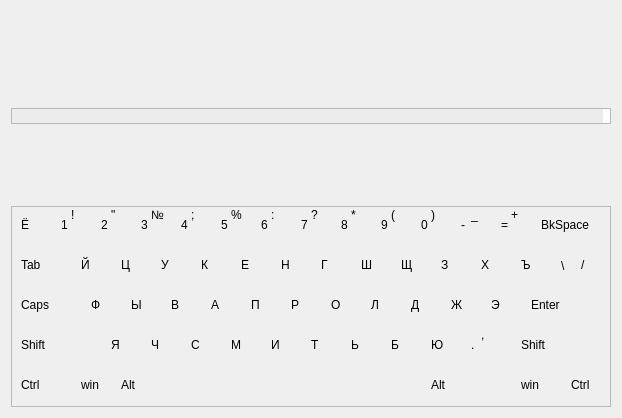
First picture: the form in tstamina.ui, repository zeal18/qstamina, before the edit.
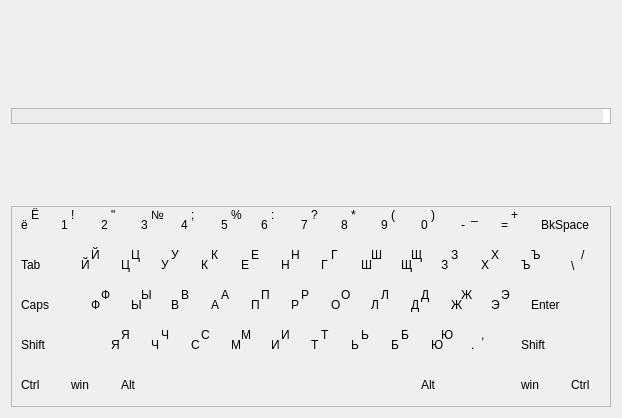
Second picture: the form after the edit. Icons and pictures are not drawn.

```diff
--- a/tstamina.ui
+++ b/tstamina.ui
@@ -144,8 +144,8 @@
       <widget class="QLabel" name="letter_16">
        <property name="geometry">
         <rect>
-         <x>200</x>
-         <y>90</y>
+         <x>210</x>
+         <y>80</y>
          <width>21</width>
          <height>17</height>
         </rect>
@@ -160,8 +160,8 @@
       <widget class="QLabel" name="letter_13">
        <property name="geometry">
         <rect>
-         <x>80</x>
-         <y>90</y>
+         <x>90</x>
+         <y>80</y>
          <width>16</width>
          <height>17</height>
         </rect>
@@ -176,8 +176,8 @@
       <widget class="QLabel" name="letter_14">
        <property name="geometry">
         <rect>
-         <x>120</x>
-         <y>90</y>
+         <x>130</x>
+         <y>80</y>
          <width>16</width>
          <height>17</height>
         </rect>
@@ -192,8 +192,8 @@
       <widget class="QLabel" name="letter_15">
        <property name="geometry">
         <rect>
-         <x>160</x>
-         <y>90</y>
+         <x>170</x>
+         <y>80</y>
          <width>21</width>
          <height>17</height>
         </rect>
@@ -208,8 +208,8 @@
       <widget class="QLabel" name="letter_1">
        <property name="geometry">
         <rect>
-         <x>70</x>
-         <y>50</y>
+         <x>80</x>
+         <y>40</y>
          <width>21</width>
          <height>17</height>
         </rect>
@@ -224,8 +224,8 @@
       <widget class="QLabel" name="letter_2">
        <property name="geometry">
         <rect>
-         <x>110</x>
-         <y>50</y>
+         <x>120</x>
+         <y>40</y>
          <width>21</width>
          <height>17</height>
         </rect>
@@ -240,8 +240,8 @@
       <widget class="QLabel" name="letter_3">
        <property name="geometry">
         <rect>
-         <x>150</x>
-         <y>50</y>
+         <x>160</x>
+         <y>40</y>
          <width>16</width>
          <height>17</height>
         </rect>
@@ -256,8 +256,8 @@
       <widget class="QLabel" name="letter_4">
        <property name="geometry">
         <rect>
-         <x>190</x>
-         <y>50</y>
+         <x>200</x>
+         <y>40</y>
          <width>16</width>
          <height>17</height>
         </rect>
@@ -272,8 +272,8 @@
       <widget class="QLabel" name="letter_24">
        <property name="geometry">
         <rect>
-         <x>100</x>
-         <y>130</y>
+         <x>110</x>
+         <y>120</y>
          <width>16</width>
          <height>17</height>
         </rect>
@@ -288,8 +288,8 @@
       <widget class="QLabel" name="letter_25">
        <property name="geometry">
         <rect>
-         <x>140</x>
-         <y>130</y>
+         <x>150</x>
+         <y>120</y>
          <width>16</width>
          <height>17</height>
         </rect>
@@ -304,8 +304,8 @@
       <widget class="QLabel" name="letter_26">
        <property name="geometry">
         <rect>
-         <x>180</x>
-         <y>130</y>
+         <x>190</x>
+         <y>120</y>
          <width>21</width>
          <height>17</height>
         </rect>
@@ -317,27 +317,11 @@
         <string>С</string>
        </property>
       </widget>
-      <widget class="QLabel" name="letter_27">
-       <property name="geometry">
-        <rect>
-         <x>220</x>
-         <y>130</y>
-         <width>21</width>
-         <height>17</height>
-        </rect>
-       </property>
-       <property name="styleSheet">
-        <string notr="true">background-image: url();</string>
-       </property>
-       <property name="text">
-        <string>М</string>
-       </property>
-      </widget>
-      <widget class="QLabel" name="letter_5">
+      <widget class="QLabel" name="key_27U">
        <property name="geometry">
         <rect>
          <x>230</x>
-         <y>50</y>
+         <y>120</y>
          <width>21</width>
          <height>17</height>
         </rect>
@@ -346,14 +330,30 @@
         <string notr="true">background-image: url();</string>
        </property>
        <property name="text">
-        <string>Е</string>
+        <string>М</string>
        </property>
       </widget>
       <widget class="QLabel" name="letter_17">
        <property name="geometry">
         <rect>
          <x>240</x>
-         <y>90</y>
+         <y>40</y>
+         <width>21</width>
+         <height>17</height>
+        </rect>
+       </property>
+       <property name="styleSheet">
+        <string notr="true">background-image: url();</string>
+       </property>
+       <property name="text">
+        <string>Е</string>
+       </property>
+      </widget>
+      <widget class="QLabel" name="key_17U">
+       <property name="geometry">
+        <rect>
+         <x>250</x>
+         <y>80</y>
          <width>21</width>
          <height>17</height>
         </rect>
@@ -365,27 +365,27 @@
         <string>П</string>
        </property>
       </widget>
-      <widget class="QLabel" name="letter_6">
-       <property name="geometry">
-        <rect>
-         <x>270</x>
-         <y>50</y>
-         <width>16</width>
-         <height>17</height>
-        </rect>
-       </property>
-       <property name="styleSheet">
-        <string notr="true">background-image: url();</string>
-       </property>
-       <property name="text">
-        <string>Н</string>
-       </property>
-      </widget>
-      <widget class="QLabel" name="letter_18">
+      <widget class="QLabel" name="key_6U">
        <property name="geometry">
         <rect>
          <x>280</x>
-         <y>90</y>
+         <y>40</y>
+         <width>16</width>
+         <height>17</height>
+        </rect>
+       </property>
+       <property name="styleSheet">
+        <string notr="true">background-image: url();</string>
+       </property>
+       <property name="text">
+        <string>Н</string>
+       </property>
+      </widget>
+      <widget class="QLabel" name="key_18U">
+       <property name="geometry">
+        <rect>
+         <x>290</x>
+         <y>80</y>
          <width>16</width>
          <height>17</height>
         </rect>
@@ -400,8 +400,8 @@
       <widget class="QLabel" name="letter_29">
        <property name="geometry">
         <rect>
-         <x>300</x>
-         <y>130</y>
+         <x>310</x>
+         <y>120</y>
          <width>21</width>
          <height>17</height>
         </rect>
@@ -416,8 +416,8 @@
       <widget class="QLabel" name="letter_28">
        <property name="geometry">
         <rect>
-         <x>260</x>
-         <y>130</y>
+         <x>270</x>
+         <y>120</y>
          <width>21</width>
          <height>17</height>
         </rect>
@@ -429,27 +429,27 @@
         <string>И</string>
        </property>
       </widget>
-      <widget class="QLabel" name="letter_7">
-       <property name="geometry">
-        <rect>
-         <x>310</x>
-         <y>50</y>
-         <width>21</width>
-         <height>17</height>
-        </rect>
-       </property>
-       <property name="styleSheet">
-        <string notr="true">background-image: url();</string>
-       </property>
-       <property name="text">
-        <string>Г</string>
-       </property>
-      </widget>
-      <widget class="QLabel" name="letter_19">
+      <widget class="QLabel" name="key_7U">
        <property name="geometry">
         <rect>
          <x>320</x>
-         <y>90</y>
+         <y>40</y>
+         <width>21</width>
+         <height>17</height>
+        </rect>
+       </property>
+       <property name="styleSheet">
+        <string notr="true">background-image: url();</string>
+       </property>
+       <property name="text">
+        <string>Г</string>
+       </property>
+      </widget>
+      <widget class="QLabel" name="key_19U">
+       <property name="geometry">
+        <rect>
+         <x>330</x>
+         <y>80</y>
          <width>21</width>
          <height>17</height>
         </rect>
@@ -461,27 +461,27 @@
         <string>О</string>
        </property>
       </widget>
-      <widget class="QLabel" name="letter_8">
-       <property name="geometry">
-        <rect>
-         <x>350</x>
-         <y>50</y>
-         <width>21</width>
-         <height>17</height>
-        </rect>
-       </property>
-       <property name="styleSheet">
-        <string notr="true">background-image: url();</string>
-       </property>
-       <property name="text">
-        <string>Ш</string>
-       </property>
-      </widget>
-      <widget class="QLabel" name="letter_20">
+      <widget class="QLabel" name="key_8U">
        <property name="geometry">
         <rect>
          <x>360</x>
-         <y>90</y>
+         <y>40</y>
+         <width>21</width>
+         <height>17</height>
+        </rect>
+       </property>
+       <property name="styleSheet">
+        <string notr="true">background-image: url();</string>
+       </property>
+       <property name="text">
+        <string>Ш</string>
+       </property>
+      </widget>
+      <widget class="QLabel" name="key_20U">
+       <property name="geometry">
+        <rect>
+         <x>370</x>
+         <y>80</y>
          <width>16</width>
          <height>17</height>
         </rect>
@@ -496,8 +496,8 @@
       <widget class="QLabel" name="letter_30">
        <property name="geometry">
         <rect>
-         <x>340</x>
-         <y>130</y>
+         <x>350</x>
+         <y>120</y>
          <width>21</width>
          <height>17</height>
         </rect>
@@ -512,8 +512,8 @@
       <widget class="QLabel" name="letter_9">
        <property name="geometry">
         <rect>
-         <x>390</x>
-         <y>50</y>
+         <x>400</x>
+         <y>40</y>
          <width>21</width>
          <height>17</height>
         </rect>
@@ -528,8 +528,8 @@
       <widget class="QLabel" name="letter_10">
        <property name="geometry">
         <rect>
-         <x>430</x>
-         <y>50</y>
+         <x>440</x>
+         <y>40</y>
          <width>21</width>
          <height>17</height>
         </rect>
@@ -544,8 +544,8 @@
       <widget class="QLabel" name="letter_21">
        <property name="geometry">
         <rect>
-         <x>400</x>
-         <y>90</y>
+         <x>410</x>
+         <y>80</y>
          <width>21</width>
          <height>17</height>
         </rect>
@@ -560,8 +560,8 @@
       <widget class="QLabel" name="letter_31">
        <property name="geometry">
         <rect>
-         <x>380</x>
-         <y>130</y>
+         <x>390</x>
+         <y>120</y>
          <width>21</width>
          <height>17</height>
         </rect>
@@ -576,8 +576,8 @@
       <widget class="QLabel" name="letter_22">
        <property name="geometry">
         <rect>
-         <x>440</x>
-         <y>90</y>
+         <x>450</x>
+         <y>80</y>
          <width>21</width>
          <height>17</height>
         </rect>
@@ -592,8 +592,8 @@
       <widget class="QLabel" name="letter_32">
        <property name="geometry">
         <rect>
-         <x>420</x>
-         <y>130</y>
+         <x>430</x>
+         <y>120</y>
          <width>21</width>
          <height>17</height>
         </rect>
@@ -640,8 +640,8 @@
       <widget class="QLabel" name="letter_23">
        <property name="geometry">
         <rect>
-         <x>480</x>
-         <y>90</y>
+         <x>490</x>
+         <y>80</y>
          <width>16</width>
          <height>17</height>
         </rect>
@@ -688,8 +688,8 @@
       <widget class="QLabel" name="letter_11">
        <property name="geometry">
         <rect>
-         <x>470</x>
-         <y>50</y>
+         <x>480</x>
+         <y>40</y>
          <width>21</width>
          <height>17</height>
         </rect>
@@ -704,8 +704,8 @@
       <widget class="QLabel" name="letter_12">
        <property name="geometry">
         <rect>
-         <x>510</x>
-         <y>50</y>
+         <x>520</x>
+         <y>40</y>
          <width>16</width>
          <height>17</height>
         </rect>
@@ -720,7 +720,7 @@
       <widget class="QLabel" name="label_35">
        <property name="geometry">
         <rect>
-         <x>550</x>
+         <x>560</x>
          <y>50</y>
          <width>16</width>
          <height>20</height>
@@ -737,7 +737,7 @@
        <property name="geometry">
         <rect>
          <x>570</x>
-         <y>50</y>
+         <y>40</y>
          <width>16</width>
          <height>17</height>
         </rect>
@@ -816,7 +816,7 @@
       <widget class="QLabel" name="lblLSuper">
        <property name="geometry">
         <rect>
-         <x>70</x>
+         <x>60</x>
          <y>170</y>
          <width>31</width>
          <height>17</height>
@@ -848,7 +848,7 @@
       <widget class="QLabel" name="lblRAlt">
        <property name="geometry">
         <rect>
-         <x>420</x>
+         <x>410</x>
          <y>170</y>
          <width>21</width>
          <height>17</height>
@@ -944,9 +944,9 @@
       <widget class="QLabel" name="letter_33">
        <property name="geometry">
         <rect>
-         <x>10</x>
-         <y>10</y>
-         <width>21</width>
+         <x>20</x>
+         <y>0</y>
+         <width>16</width>
          <height>17</height>
         </rect>
        </property>
@@ -1309,6 +1309,534 @@
         <string>_</string>
        </property>
       </widget>
+      <widget class="QLabel" name="key_34">
+       <property name="geometry">
+        <rect>
+         <x>10</x>
+         <y>10</y>
+         <width>16</width>
+         <height>17</height>
+        </rect>
+       </property>
+       <property name="styleSheet">
+        <string notr="true">background-image: url();</string>
+       </property>
+       <property name="text">
+        <string>ё</string>
+       </property>
+      </widget>
+      <widget class="QLabel" name="key_1">
+       <property name="geometry">
+        <rect>
+         <x>70</x>
+         <y>50</y>
+         <width>21</width>
+         <height>17</height>
+        </rect>
+       </property>
+       <property name="styleSheet">
+        <string notr="true">background-image: url();</string>
+       </property>
+       <property name="text">
+        <string>Й</string>
+       </property>
+      </widget>
+      <widget class="QLabel" name="key_2">
+       <property name="geometry">
+        <rect>
+         <x>110</x>
+         <y>50</y>
+         <width>21</width>
+         <height>17</height>
+        </rect>
+       </property>
+       <property name="styleSheet">
+        <string notr="true">background-image: url();</string>
+       </property>
+       <property name="text">
+        <string>Ц</string>
+       </property>
+      </widget>
+      <widget class="QLabel" name="key_3">
+       <property name="geometry">
+        <rect>
+         <x>150</x>
+         <y>50</y>
+         <width>16</width>
+         <height>17</height>
+        </rect>
+       </property>
+       <property name="styleSheet">
+        <string notr="true">background-image: url();</string>
+       </property>
+       <property name="text">
+        <string>У</string>
+       </property>
+      </widget>
+      <widget class="QLabel" name="key_4">
+       <property name="geometry">
+        <rect>
+         <x>190</x>
+         <y>50</y>
+         <width>16</width>
+         <height>17</height>
+        </rect>
+       </property>
+       <property name="styleSheet">
+        <string notr="true">background-image: url();</string>
+       </property>
+       <property name="text">
+        <string>К</string>
+       </property>
+      </widget>
+      <widget class="QLabel" name="key_5">
+       <property name="geometry">
+        <rect>
+         <x>230</x>
+         <y>50</y>
+         <width>21</width>
+         <height>17</height>
+        </rect>
+       </property>
+       <property name="styleSheet">
+        <string notr="true">background-image: url();</string>
+       </property>
+       <property name="text">
+        <string>Е</string>
+       </property>
+      </widget>
+      <widget class="QLabel" name="key_6">
+       <property name="geometry">
+        <rect>
+         <x>270</x>
+         <y>50</y>
+         <width>16</width>
+         <height>17</height>
+        </rect>
+       </property>
+       <property name="styleSheet">
+        <string notr="true">background-image: url();</string>
+       </property>
+       <property name="text">
+        <string>Н</string>
+       </property>
+      </widget>
+      <widget class="QLabel" name="key_7">
+       <property name="geometry">
+        <rect>
+         <x>310</x>
+         <y>50</y>
+         <width>21</width>
+         <height>17</height>
+        </rect>
+       </property>
+       <property name="styleSheet">
+        <string notr="true">background-image: url();</string>
+       </property>
+       <property name="text">
+        <string>Г</string>
+       </property>
+      </widget>
+      <widget class="QLabel" name="key_8">
+       <property name="geometry">
+        <rect>
+         <x>350</x>
+         <y>50</y>
+         <width>21</width>
+         <height>17</height>
+        </rect>
+       </property>
+       <property name="styleSheet">
+        <string notr="true">background-image: url();</string>
+       </property>
+       <property name="text">
+        <string>Ш</string>
+       </property>
+      </widget>
+      <widget class="QLabel" name="key_9">
+       <property name="geometry">
+        <rect>
+         <x>390</x>
+         <y>50</y>
+         <width>21</width>
+         <height>17</height>
+        </rect>
+       </property>
+       <property name="styleSheet">
+        <string notr="true">background-image: url();</string>
+       </property>
+       <property name="text">
+        <string>Щ</string>
+       </property>
+      </widget>
+      <widget class="QLabel" name="key_10">
+       <property name="geometry">
+        <rect>
+         <x>430</x>
+         <y>50</y>
+         <width>21</width>
+         <height>17</height>
+        </rect>
+       </property>
+       <property name="styleSheet">
+        <string notr="true">background-image: url();</string>
+       </property>
+       <property name="text">
+        <string>З</string>
+       </property>
+      </widget>
+      <widget class="QLabel" name="key_11">
+       <property name="geometry">
+        <rect>
+         <x>470</x>
+         <y>50</y>
+         <width>21</width>
+         <height>17</height>
+        </rect>
+       </property>
+       <property name="styleSheet">
+        <string notr="true">background-image: url();</string>
+       </property>
+       <property name="text">
+        <string>Х</string>
+       </property>
+      </widget>
+      <widget class="QLabel" name="key_12">
+       <property name="geometry">
+        <rect>
+         <x>510</x>
+         <y>50</y>
+         <width>16</width>
+         <height>17</height>
+        </rect>
+       </property>
+       <property name="styleSheet">
+        <string notr="true">background-image: url();</string>
+       </property>
+       <property name="text">
+        <string>Ъ</string>
+       </property>
+      </widget>
+      <widget class="QLabel" name="key_13">
+       <property name="geometry">
+        <rect>
+         <x>80</x>
+         <y>90</y>
+         <width>16</width>
+         <height>17</height>
+        </rect>
+       </property>
+       <property name="styleSheet">
+        <string notr="true">background-image: url();</string>
+       </property>
+       <property name="text">
+        <string>Ф</string>
+       </property>
+      </widget>
+      <widget class="QLabel" name="key_14">
+       <property name="geometry">
+        <rect>
+         <x>120</x>
+         <y>90</y>
+         <width>16</width>
+         <height>17</height>
+        </rect>
+       </property>
+       <property name="styleSheet">
+        <string notr="true">background-image: url();</string>
+       </property>
+       <property name="text">
+        <string>Ы</string>
+       </property>
+      </widget>
+      <widget class="QLabel" name="key_15">
+       <property name="geometry">
+        <rect>
+         <x>160</x>
+         <y>90</y>
+         <width>21</width>
+         <height>17</height>
+        </rect>
+       </property>
+       <property name="styleSheet">
+        <string notr="true">background-image: url();</string>
+       </property>
+       <property name="text">
+        <string>В</string>
+       </property>
+      </widget>
+      <widget class="QLabel" name="key_16">
+       <property name="geometry">
+        <rect>
+         <x>200</x>
+         <y>90</y>
+         <width>21</width>
+         <height>17</height>
+        </rect>
+       </property>
+       <property name="styleSheet">
+        <string notr="true">background-image: url();</string>
+       </property>
+       <property name="text">
+        <string>А</string>
+       </property>
+      </widget>
+      <widget class="QLabel" name="key_17">
+       <property name="geometry">
+        <rect>
+         <x>240</x>
+         <y>90</y>
+         <width>21</width>
+         <height>17</height>
+        </rect>
+       </property>
+       <property name="styleSheet">
+        <string notr="true">background-image: url();</string>
+       </property>
+       <property name="text">
+        <string>П</string>
+       </property>
+      </widget>
+      <widget class="QLabel" name="key_18">
+       <property name="geometry">
+        <rect>
+         <x>280</x>
+         <y>90</y>
+         <width>16</width>
+         <height>17</height>
+        </rect>
+       </property>
+       <property name="styleSheet">
+        <string notr="true">background-image: url();</string>
+       </property>
+       <property name="text">
+        <string>Р</string>
+       </property>
+      </widget>
+      <widget class="QLabel" name="key_19">
+       <property name="geometry">
+        <rect>
+         <x>320</x>
+         <y>90</y>
+         <width>21</width>
+         <height>17</height>
+        </rect>
+       </property>
+       <property name="styleSheet">
+        <string notr="true">background-image: url();</string>
+       </property>
+       <property name="text">
+        <string>О</string>
+       </property>
+      </widget>
+      <widget class="QLabel" name="key_20">
+       <property name="geometry">
+        <rect>
+         <x>360</x>
+         <y>90</y>
+         <width>16</width>
+         <height>17</height>
+        </rect>
+       </property>
+       <property name="styleSheet">
+        <string notr="true">background-image: url();</string>
+       </property>
+       <property name="text">
+        <string>Л</string>
+       </property>
+      </widget>
+      <widget class="QLabel" name="key_21">
+       <property name="geometry">
+        <rect>
+         <x>400</x>
+         <y>90</y>
+         <width>21</width>
+         <height>17</height>
+        </rect>
+       </property>
+       <property name="styleSheet">
+        <string notr="true">background-image: url();</string>
+       </property>
+       <property name="text">
+        <string>Д</string>
+       </property>
+      </widget>
+      <widget class="QLabel" name="key_22">
+       <property name="geometry">
+        <rect>
+         <x>440</x>
+         <y>90</y>
+         <width>21</width>
+         <height>17</height>
+        </rect>
+       </property>
+       <property name="styleSheet">
+        <string notr="true">background-image: url();</string>
+       </property>
+       <property name="text">
+        <string>Ж</string>
+       </property>
+      </widget>
+      <widget class="QLabel" name="key_23">
+       <property name="geometry">
+        <rect>
+         <x>480</x>
+         <y>90</y>
+         <width>16</width>
+         <height>17</height>
+        </rect>
+       </property>
+       <property name="styleSheet">
+        <string notr="true">background-image: url();</string>
+       </property>
+       <property name="text">
+        <string>Э</string>
+       </property>
+      </widget>
+      <widget class="QLabel" name="key_24">
+       <property name="geometry">
+        <rect>
+         <x>100</x>
+         <y>130</y>
+         <width>16</width>
+         <height>17</height>
+        </rect>
+       </property>
+       <property name="styleSheet">
+        <string notr="true">background-image: url();</string>
+       </property>
+       <property name="text">
+        <string>Я</string>
+       </property>
+      </widget>
+      <widget class="QLabel" name="key_25">
+       <property name="geometry">
+        <rect>
+         <x>140</x>
+         <y>130</y>
+         <width>16</width>
+         <height>17</height>
+        </rect>
+       </property>
+       <property name="styleSheet">
+        <string notr="true">background-image: url();</string>
+       </property>
+       <property name="text">
+        <string>Ч</string>
+       </property>
+      </widget>
+      <widget class="QLabel" name="key_26">
+       <property name="geometry">
+        <rect>
+         <x>180</x>
+         <y>130</y>
+         <width>21</width>
+         <height>17</height>
+        </rect>
+       </property>
+       <property name="styleSheet">
+        <string notr="true">background-image: url();</string>
+       </property>
+       <property name="text">
+        <string>С</string>
+       </property>
+      </widget>
+      <widget class="QLabel" name="key_27">
+       <property name="geometry">
+        <rect>
+         <x>220</x>
+         <y>130</y>
+         <width>21</width>
+         <height>17</height>
+        </rect>
+       </property>
+       <property name="styleSheet">
+        <string notr="true">background-image: url();</string>
+       </property>
+       <property name="text">
+        <string>М</string>
+       </property>
+      </widget>
+      <widget class="QLabel" name="key_28">
+       <property name="geometry">
+        <rect>
+         <x>260</x>
+         <y>130</y>
+         <width>21</width>
+         <height>17</height>
+        </rect>
+       </property>
+       <property name="styleSheet">
+        <string notr="true">background-image: url();</string>
+       </property>
+       <property name="text">
+        <string>И</string>
+       </property>
+      </widget>
+      <widget class="QLabel" name="key_29">
+       <property name="geometry">
+        <rect>
+         <x>300</x>
+         <y>130</y>
+         <width>21</width>
+         <height>17</height>
+        </rect>
+       </property>
+       <property name="styleSheet">
+        <string notr="true">background-image: url();</string>
+       </property>
+       <property name="text">
+        <string>Т</string>
+       </property>
+      </widget>
+      <widget class="QLabel" name="key_30">
+       <property name="geometry">
+        <rect>
+         <x>340</x>
+         <y>130</y>
+         <width>21</width>
+         <height>17</height>
+        </rect>
+       </property>
+       <property name="styleSheet">
+        <string notr="true">background-image: url();</string>
+       </property>
+       <property name="text">
+        <string>Ь</string>
+       </property>
+      </widget>
+      <widget class="QLabel" name="key_31">
+       <property name="geometry">
+        <rect>
+         <x>380</x>
+         <y>130</y>
+         <width>21</width>
+         <height>17</height>
+        </rect>
+       </property>
+       <property name="styleSheet">
+        <string notr="true">background-image: url();</string>
+       </property>
+       <property name="text">
+        <string>Б</string>
+       </property>
+      </widget>
+      <widget class="QLabel" name="key_32">
+       <property name="geometry">
+        <rect>
+         <x>420</x>
+         <y>130</y>
+         <width>21</width>
+         <height>17</height>
+        </rect>
+       </property>
+       <property name="styleSheet">
+        <string notr="true">background-image: url();</string>
+       </property>
+       <property name="text">
+        <string>Ю</string>
+       </property>
+      </widget>
      </widget>
     </item>
    </layout>
```
Left out of the diff: 106 changed lines with no effect on the pictures.
